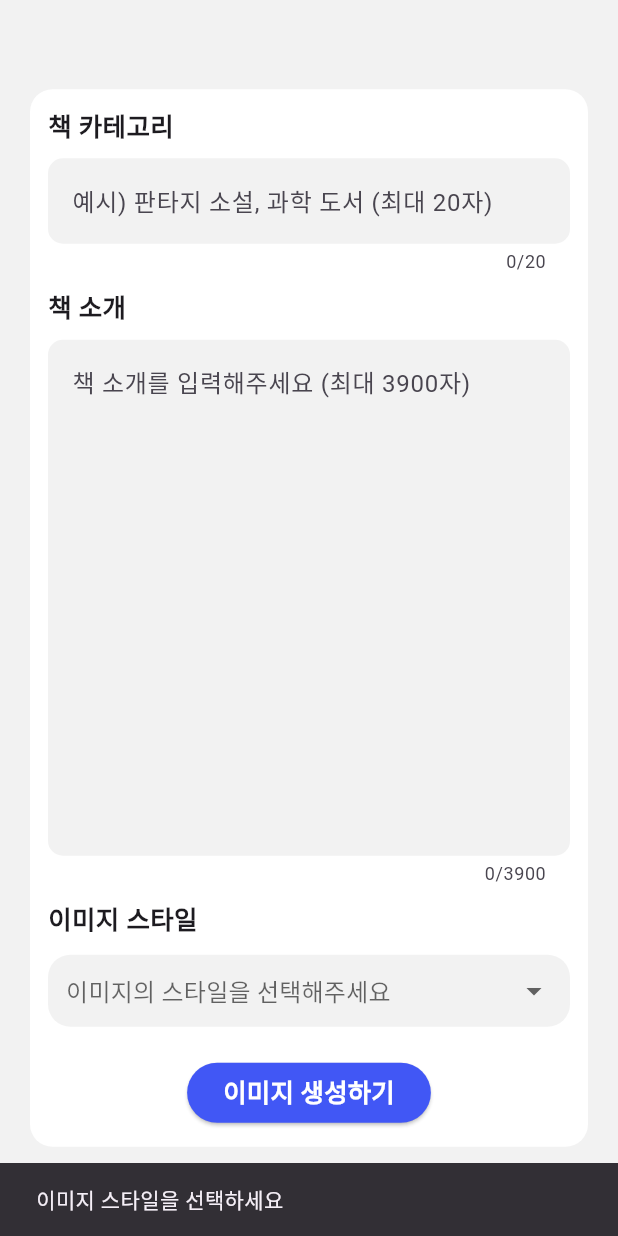
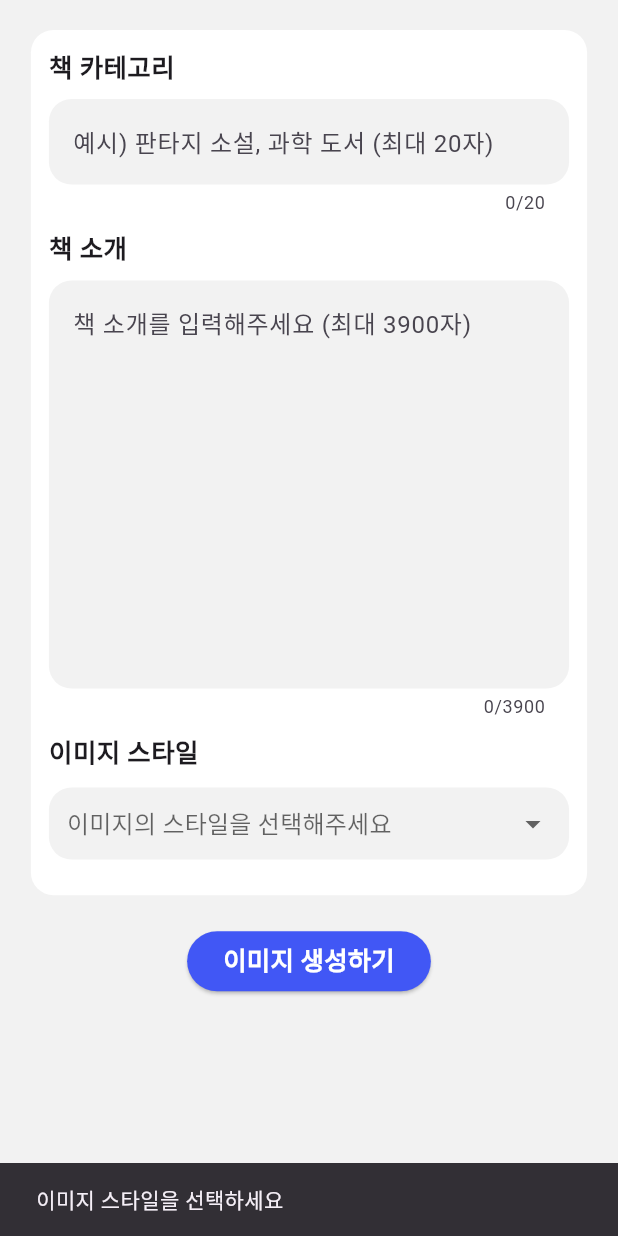
Before and after one commit to hansung-taeyang/flutter-frontend, a Flutter app: the CreateImagePage screen opened directly with empty values, after a tap on "이미지 생성하기", on a phone screen of 412 x 824 dp. Run offline on Flutter 3.47's test engine with Material 3 defaults, Android fonts, the phone set to English and light mode, and no system bars; our stand-ins replace flutter_native_splash, shared_preferences; accounts and stored records are empty.

Commit message:
이미지 생성 요청 시 토큰도 같이 보내기 및 UI 수정

```diff
--- a/lib/send_message/create_image_screen.dart
+++ b/lib/send_message/create_image_screen.dart
@@ -3,6 +3,7 @@ import 'package:precapstone/const/colors.dart';
 import 'package:http/http.dart' as http;
 import 'dart:convert';
 import 'package:precapstone/const/server_address.dart';
+import 'package:shared_preferences/shared_preferences.dart';
 
 class CreateImagePage extends StatefulWidget {
   final Function(String imageUrl) navigateToCheckImage;
@@ -34,7 +35,7 @@ class _CreateImagePageState extends State<CreateImagePage> {
       TextEditingController();
 
   Future<void> sendDataAndNavigate() async {
-    final url = Uri.parse('http://$address:3000/v1/image');
+    final url = Uri.parse('http://$address:3000/v1/image/withLogin');
     final category = bookCategoryController.text;
     final intro = bookIntroductionController.text;
 
@@ -54,9 +55,21 @@ class _CreateImagePageState extends State<CreateImagePage> {
     );
 
     try {
+      // SharedPreferences에서 토큰 가져오기
+      final prefs = await SharedPreferences.getInstance();
+      final token = prefs.getString('token');
+
+      if (token == null) {
+        print('Token is missing!');
+        return;
+      }
+
       final response = await http.post(
         url,
-        headers: {'Content-Type': 'application/json'},
+        headers: {
+          'Authorization': 'Bearer $token',
+          'Content-Type': 'application/json',
+        },
         body: json.encode({
           'prompt': intro + " " + category,
           'style': imgStyle,
@@ -93,21 +106,24 @@ class _CreateImagePageState extends State<CreateImagePage> {
         var isWeb = screenSize.width > 600;
 
         return Scaffold(
-          resizeToAvoidBottomInset: true,
           backgroundColor: backgroundColor,
-          body: Center(
-            child: SingleChildScrollView(
-              padding: const EdgeInsets.fromLTRB(20.0, 10.0, 20.0, 20.0),
-              child: Column(
+          body: SafeArea(
+            child: ListView(
+              padding: const EdgeInsets.all(20),
               children: [
-                  const SizedBox(height: 10),
-                  Container(
+                Center(
+                  child: Container(
                     padding: const EdgeInsets.all(12),
                     decoration: BoxDecoration(
                       color: whiteColor,
                       borderRadius: BorderRadius.circular(15),
                     ),
-                    width: isWeb ? 500 : double.infinity,
+                    constraints: BoxConstraints(
+                      minHeight: isWeb
+                          ? screenSize.height * 0.5
+                          : screenSize.height * 0.7,
+                    ),
+                    width: isWeb ? 500 : screenSize.width * 0.9,
                     child: Column(
                       crossAxisAlignment: CrossAxisAlignment.start,
                       children: [
@@ -123,10 +139,14 @@ class _CreateImagePageState extends State<CreateImagePage> {
                           hintText: '책 소개를 입력해주세요 (최대 3900자)',
                           controller: bookIntroductionController,
                           maxLength: 3900,
-                          maxLines: 13,
+                          maxLines: 10,
                         ),
                         const SizedBox(height: 10),
                         _buildDropdownSection(),
+                      ],
+                    ),
+                  ),
+                ),
                 const SizedBox(height: 20),
                 Center(
                   child: ElevatedButton(
@@ -148,10 +168,6 @@ class _CreateImagePageState extends State<CreateImagePage> {
                   ),
                 ),
               ],
-                    ),
-                  ),
-                ],
-              ),
             ),
           ),
         );
@@ -186,7 +202,7 @@ class _CreateImagePageState extends State<CreateImagePage> {
             filled: true,
             fillColor: backgroundColor,
             border: OutlineInputBorder(
-              borderRadius: BorderRadius.circular(10.0),
+              borderRadius: BorderRadius.circular(15.0),
               borderSide: BorderSide.none,
             ),
           ),
```
Lines whose indentation alone changed are shown as unchanged.
